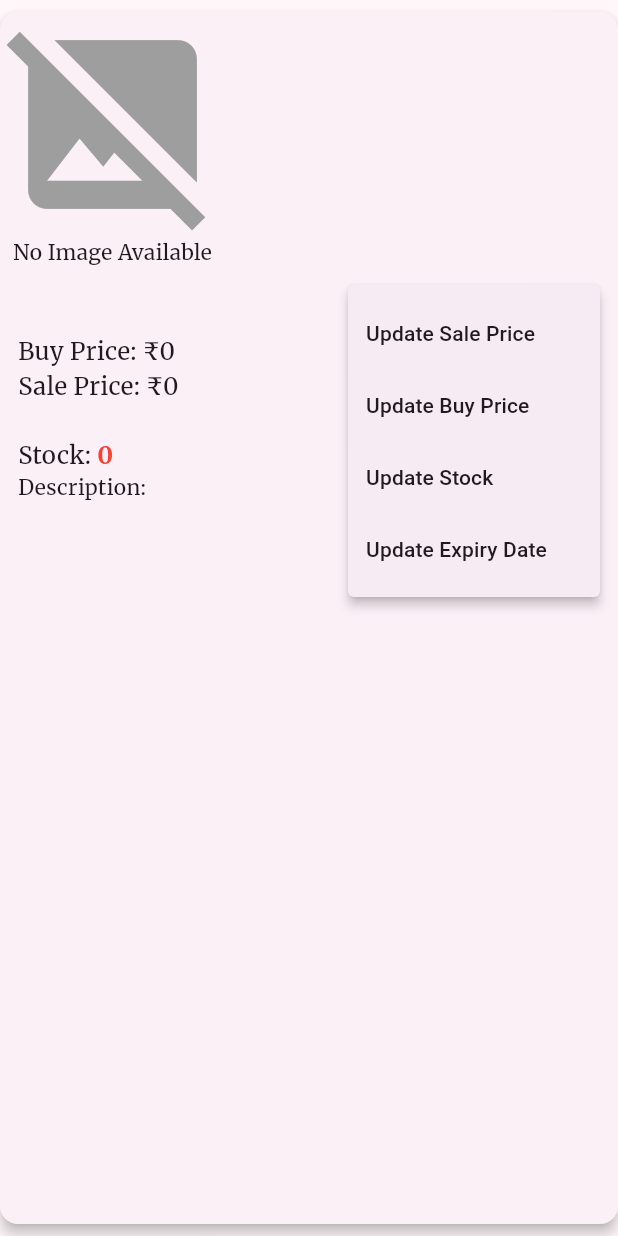
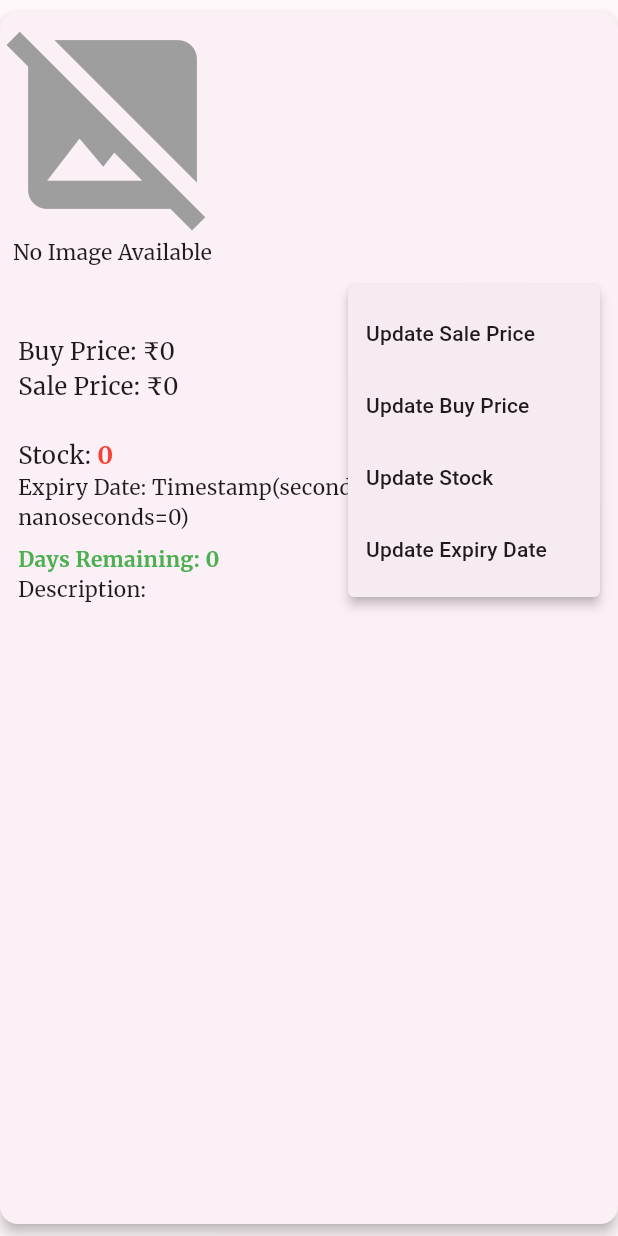
Before and after one commit to rhtmahour/go90Stores, a Flutter app: the ProductCard widget shown alone on an empty page, opened directly with empty values, after a tap on the "more vert" icon, on a phone screen of 412 x 824 dp. Run offline on Flutter 3.47's test engine with Material 3 defaults, Android fonts, the light colour scheme and no system bars; our stand-ins replace badges, carousel_slider, cloud_firestore, csv, dots_indicator, file_picker and 9 more; accounts and stored records are empty.

Commit message:
code on date 1-03-2025

```diff
--- a/lib/productcard.dart
+++ b/lib/productcard.dart
@@ -1,6 +1,7 @@
 import 'package:firebase_database/firebase_database.dart';
 import 'package:flutter/material.dart';
 import 'package:shimmer/shimmer.dart';
+import 'package:intl/intl.dart';
 
 class ProductCard extends StatelessWidget {
   final Map<String, dynamic> product;
@@ -31,6 +32,13 @@ class ProductCard extends StatelessWidget {
     String quantity = product['Quantity']?.toString() ??
         product['quantity']?.toString() ??
         'N/A';
+    String expiryDate = product['expiryDate']?.toString() ??
+        product['expiryDate']?.toString() ??
+        'N/A';
+    String expiryDateString = product['expiryDate']?.toString() ?? 'N/A';
+
+    // ✅ Calculate days remaining
+    int daysRemaining = _calculateDaysRemaining(expiryDateString);
 
     return Card(
       elevation: 4,
@@ -120,6 +128,20 @@ class ProductCard extends StatelessWidget {
                           ),
                         ],
                       ),
+                      Text("Expiry Date: $expiryDate",
+                          style: const TextStyle(fontSize: 14)),
+                      const SizedBox(height: 8),
+                      // ✅ Display Days Remaining
+                      Text(
+                        daysRemaining >= 0
+                            ? "Days Remaining: $daysRemaining"
+                            : "Expired (${-daysRemaining} days ago)",
+                        style: TextStyle(
+                          fontSize: 14,
+                          fontWeight: FontWeight.bold,
+                          color: daysRemaining >= 0 ? Colors.green : Colors.red,
+                        ),
+                      ),
                       Text(
                         "Description: $shortDescription",
                         style: const TextStyle(fontSize: 14),
@@ -147,6 +169,12 @@ class ProductCard extends StatelessWidget {
                         _updateProductField(
                             context, product['key'], 'Quantity', newValue);
                       });
+                    } else if (value == 'Edit expiryDate') {
+                      // ✅ Fix: correctly handle expiry date updates
+                      _showDatePickerDialog(context, expiryDate, (newDate) {
+                        _updateProductField(
+                            context, product['key'], 'expiryDate', newDate);
+                      });
                     }
                   },
                   itemBuilder: (context) => [
@@ -164,7 +192,8 @@ class ProductCard extends StatelessWidget {
                       child: Text('Update Stock'),
                     ),
                     const PopupMenuItem(
-                      value: 'Edit expiry date',
+                      value:
+                          'Edit expiryDate', // ✅ Fixed: Matches the `onSelected` check
                       child: Text('Update Expiry Date'),
                     ),
                   ],
@@ -234,3 +263,34 @@ class ProductCard extends StatelessWidget {
     }
   }
 }
+
+void _showDatePickerDialog(BuildContext context, String currentValue,
+    Function(String) onSubmit) async {
+  DateTime initialDate = DateTime.tryParse(currentValue) ?? DateTime.now();
+
+  DateTime? pickedDate = await showDatePicker(
+    context: context,
+    initialDate: initialDate,
+    firstDate: DateTime(2020),
+    lastDate: DateTime(2035),
+  );
+
+  if (pickedDate != null) {
+    String formattedDate =
+        DateFormat('dd/MM/yyyy').format(pickedDate); // ✅ Correct format
+    onSubmit(formattedDate);
+  }
+}
+
+/// ✅ Function to calculate days remaining from expiry date
+int _calculateDaysRemaining(String expiryDate) {
+  try {
+    // ✅ Convert expiryDate String to DateTime (Format: dd/MM/yyyy)
+    DateTime expiry = DateFormat('dd/MM/yyyy').parse(expiryDate);
+    DateTime today = DateTime.now();
+
+    return expiry.difference(today).inDays; // ✅ Days remaining
+  } catch (e) {
+    return 0; // If error occurs (invalid date format), assume 0 days remaining
+  }
+}
--- a/pubspec.yaml
+++ b/pubspec.yaml
@@ -56,6 +56,7 @@ dependencies:
   flutter_local_notifications: ^18.0.1
   firebase_messaging: ^15.2.3
   http: ^1.3.0
+  intl: ^0.20.2
 
 dev_dependencies:
   flutter_test:
```
Also changed, not shown: pubspec.lock, 4 other files.
